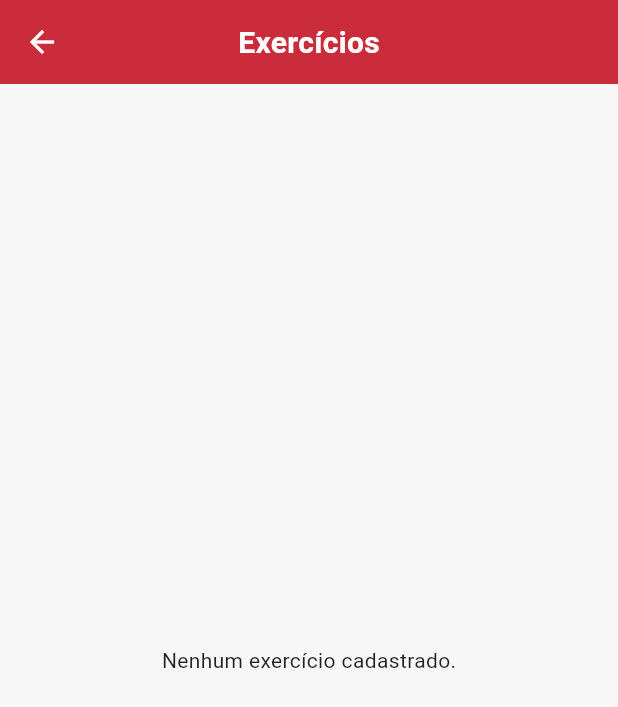
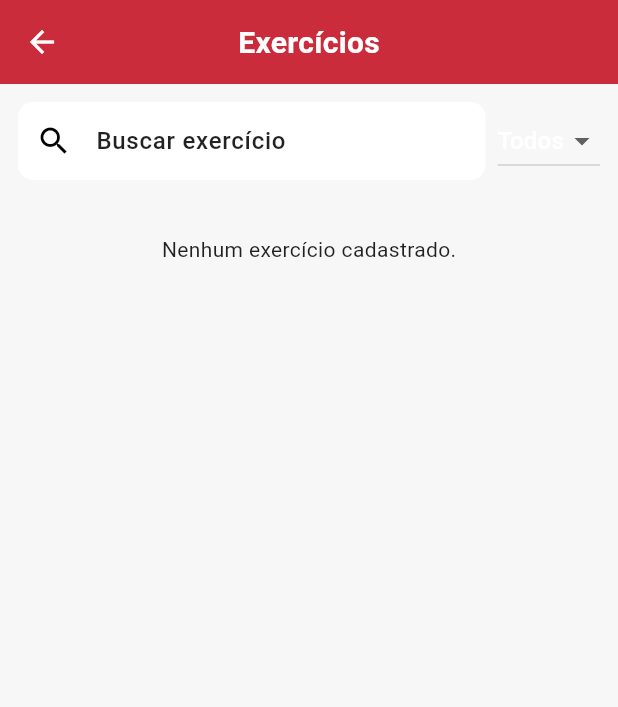
Before and after one commit to Beesteves/MeuPersonal, a Flutter app: the ListaExerciciosPage screen opened directly with empty values, on a phone screen of 412 x 824 dp. Shown: the top 707 px of the screen. Run offline on Flutter 3.47's test engine with Material 3 defaults, Android fonts, the phone set to English and light mode, and no system bars; our stand-ins replace cloud_firestore, firebase_auth, firebase_core, fl_chart, google_sign_in, youtube_player_flutter; accounts and stored records are empty.

Commit message:
Correção de erros

```diff
--- a/lib/main.dart
+++ b/lib/main.dart
@@ -7,11 +7,13 @@ import 'firebase_options.dart';
 Future<void> main() async {
   WidgetsFlutterBinding.ensureInitialized();
   await Firebase.initializeApp(options: DefaultFirebaseOptions.currentPlatform,);
-  runApp(MyApp());
+  runApp(const MyApp());
 }
 
 
 class MyApp extends StatelessWidget {
+  const MyApp({super.key});
+
   @override
   Widget build(BuildContext context) {
     return MaterialApp(
--- a/lib/screens/exercicios_page.dart
+++ b/lib/screens/exercicios_page.dart
@@ -15,7 +15,6 @@ class ListaExerciciosPage extends StatefulWidget {
     required this.userTipo,
   });
 
-  bool get podeEditar => userTipo == 'personal';
 
   @override
   State<ListaExerciciosPage> createState() => _ListaExerciciosPageState();
@@ -24,6 +23,7 @@ class ListaExerciciosPage extends StatefulWidget {
 class _ListaExerciciosPageState extends State<ListaExerciciosPage> {
   String? filtroTipo;
   String busca = '';
+  bool get podeEditar => widget.userTipo == 'personal';
 
   @override
   Widget build(BuildContext context) {
@@ -40,9 +40,6 @@ class _ListaExerciciosPageState extends State<ListaExerciciosPage> {
           }
 
           final todosExercicios = snapshot.data ?? [];
-          if (todosExercicios.isEmpty) {
-            return const Center(child: Text('Nenhum exercício cadastrado.'));
-          }
 
           // 🔹 Lista de tipos únicos para o filtro
           final tipos = todosExercicios
@@ -102,7 +99,12 @@ class _ListaExerciciosPageState extends State<ListaExerciciosPage> {
                   ],
                 ),
               ),
-
+              if (todosExercicios.isEmpty)
+                const Padding(
+                  padding: EdgeInsets.all(24.0),
+                  child: Text('Nenhum exercício cadastrado.'),
+                )
+              else
               // Lista de exercícios
               Expanded(
                 child: ListView.builder(
@@ -132,7 +134,7 @@ class _ListaExerciciosPageState extends State<ListaExerciciosPage> {
                             ),
                           ],
                         ),
-                        trailing: widget.podeEditar?
+                        trailing: podeEditar?
                          PopupMenuButton<String>(
                           icon: const Icon(Icons.more_vert),
                           onSelected: (value) {
@@ -208,8 +210,9 @@ class _ListaExerciciosPageState extends State<ListaExerciciosPage> {
                 ),
               ),
 
+
               // Botão para adicionar exercício
-              if (widget.podeEditar)
+              if (podeEditar)
               Padding(
                 padding: const EdgeInsets.all(16.0),
                 child: ElevatedButton(
--- a/lib/screens/login_page.dart
+++ b/lib/screens/login_page.dart
@@ -3,7 +3,7 @@ import 'package:tcc/screens/app.dart';
 import 'package:tcc/services/autenticacaoFirebase.dart';
 
 class LoginPage extends StatefulWidget {
-  const LoginPage({Key? key}) : super(key: key);
+  const LoginPage({super.key});
 
   @override
   State<LoginPage> createState() => _LoginPageState();
```
Also changed, not shown: lib/controllers/usuario_controller.dart (+5 -5 lines), lib/screens/menu_personal_page.dart (+4 -4 lines), lib/screens/screensAluno/realizar_treinos_page.dart (+27 -3 lines).
